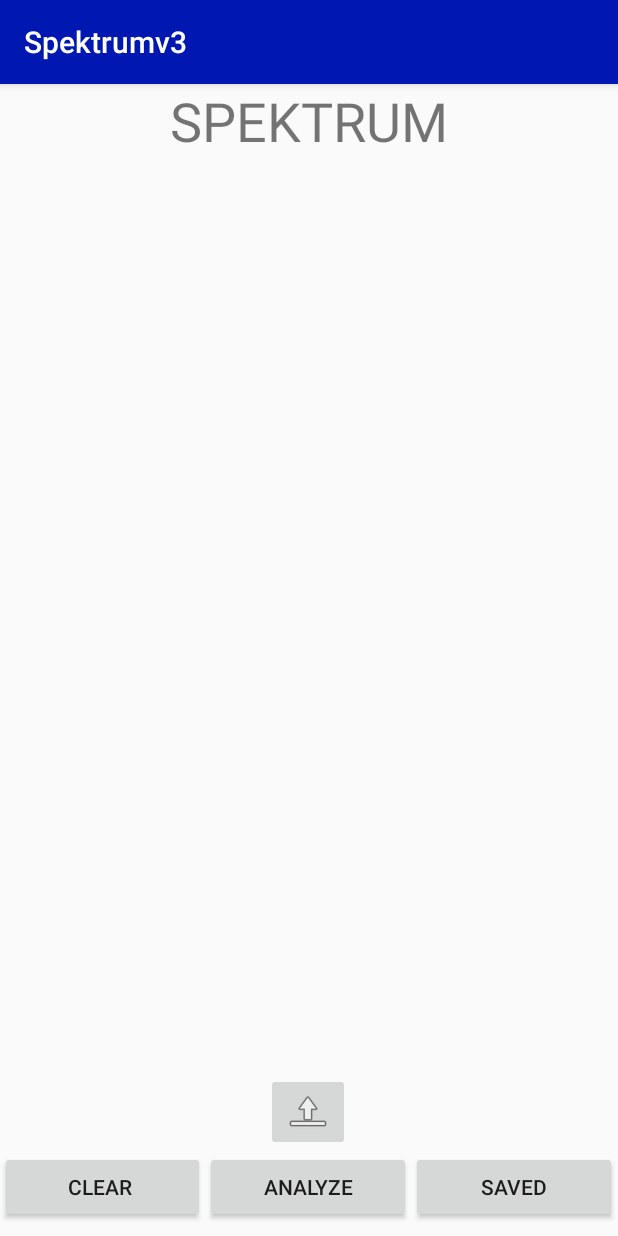
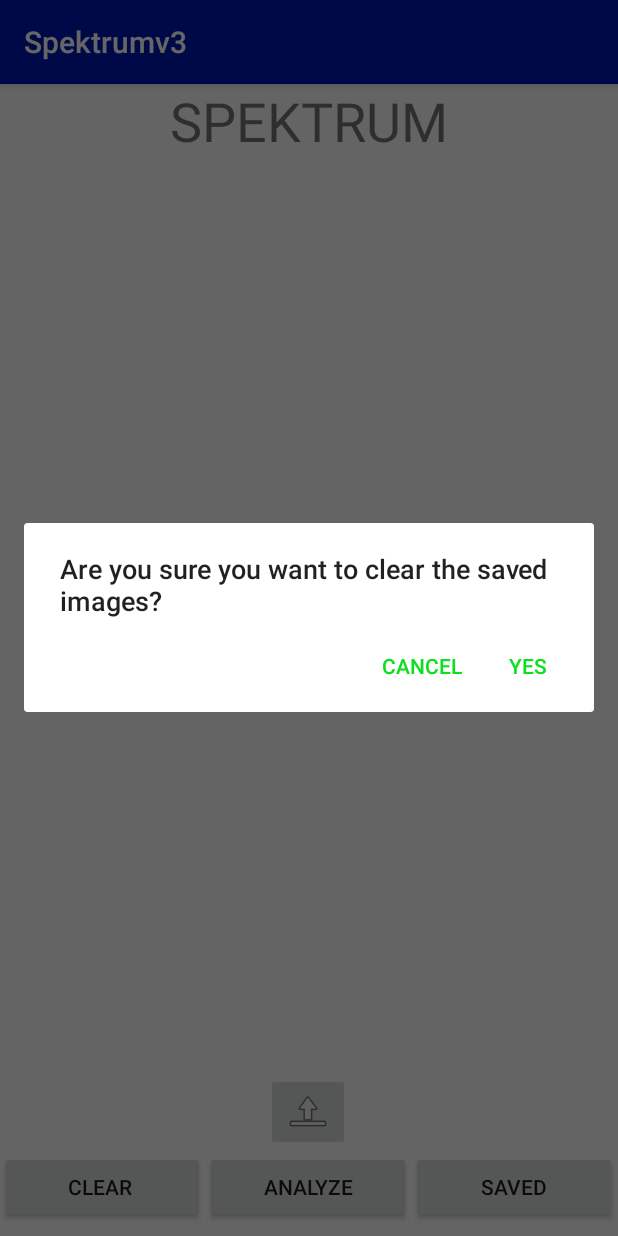
Before and after one commit to R-Brown8/FinalProjectCPSC312, an Android app: the screen it shows after launch (MainActivity), after a tap on "CLEAR", on a phone screen of 412 x 824 dp. Run offline under Robolectric (Android 15) with nearby library versions, the phone set to English and light mode, and no system bars.

Commit message:
UI cleanup v1

```diff
--- a/app/src/main/java/com/example/spektrumv3/ImageDisplayFragment.java
+++ b/app/src/main/java/com/example/spektrumv3/ImageDisplayFragment.java
@@ -14,6 +14,7 @@ public class ImageDisplayFragment extends Fragment {
     @Nullable
     @Override
     public View onCreateView(@NonNull LayoutInflater inflater, @Nullable ViewGroup container, @Nullable Bundle savedInstanceState) {
+
         return inflater.inflate(R.layout.image_display, container, false);
     }
 }
--- a/app/src/main/java/com/example/spektrumv3/MainActivity.java
+++ b/app/src/main/java/com/example/spektrumv3/MainActivity.java
@@ -1,11 +1,13 @@
 package com.example.spektrumv3;
 
+import androidx.appcompat.app.AlertDialog;
 import androidx.appcompat.app.AppCompatActivity;
 import androidx.fragment.app.FragmentManager;
 import androidx.recyclerview.widget.LinearLayoutManager;
 import androidx.recyclerview.widget.RecyclerView;
 
 
+import android.content.DialogInterface;
 import android.content.Intent;
 import android.database.Cursor;
 import android.graphics.Bitmap;
@@ -13,10 +15,12 @@ import android.net.Uri;
 import android.os.Bundle;
 import android.provider.MediaStore;
 import android.util.Log;
+import android.view.Gravity;
 import android.view.View;
 import android.widget.Button;
 import android.widget.ImageButton;
 import android.widget.ImageView;
+import android.widget.Toast;
 
 import java.util.ArrayList;
 
@@ -75,8 +79,30 @@ public class MainActivity extends AppCompatActivity {
         clearButton.setOnClickListener(new View.OnClickListener() {
             @Override
             public void onClick(View v) {
-                sqlDb.deleteAll();
-                updateRecycleView();                    //add alert dialog for deleting database
+
+                AlertDialog.Builder builder = new AlertDialog.Builder(MainActivity.this);
+// Add the buttons
+                builder.setTitle("Are you sure you want to clear the saved images?");
+                builder.setPositiveButton("Yes", new DialogInterface.OnClickListener() {
+                    public void onClick(DialogInterface dialog, int id) {
+                        // User clicked Yes button
+                        sqlDb.deleteAll();
+                        updateRecycleView();
+                        Toast toast = Toast.makeText(MainActivity.this, "Cleared Saved Images", Toast.LENGTH_LONG );
+                        toast.setGravity(Gravity.CENTER_VERTICAL|Gravity.CENTER_HORIZONTAL, 0, 0);
+                        toast.show();
+
+                    }
+                });
+                builder.setNegativeButton("Cancel", new DialogInterface.OnClickListener() {
+                    public void onClick(DialogInterface dialog, int id) {
+                        // User cancelled the dialog
+                    }
+                });
+
+// Create the AlertDialog
+                AlertDialog dialog = builder.create();
+                dialog.show();
             }
         });
     }
@@ -105,6 +131,12 @@ public class MainActivity extends AppCompatActivity {
             public void onClick(View v) {
 
                 Log.d(TAG, "listButtonListener: ");
+
+                Toast toast = Toast.makeText(MainActivity.this, "Showing saved images list", Toast.LENGTH_LONG );
+                toast.setGravity(Gravity.CENTER|Gravity.BOTTOM, 0, 325);
+                toast.show();
+
+                analyzeButton.setEnabled(false);
 
                 toggleFragments(true);
             }
@@ -186,6 +218,8 @@ public class MainActivity extends AppCompatActivity {
             fm.beginTransaction().setCustomAnimations(android.R.anim.fade_in, android.R.anim.fade_out)
                     .show(listViewFragment).commit();
 
+            analyzeButton.setEnabled(false);
+
         } else {
 
             FragmentManager fm = getSupportFragmentManager();
@@ -194,6 +228,8 @@ public class MainActivity extends AppCompatActivity {
 
             fm.beginTransaction().setCustomAnimations(android.R.anim.fade_in, android.R.anim.fade_out)
                     .hide(listViewFragment).commit();
+
+            analyzeButton.setEnabled(true);
         }
     }
 }
--- a/app/src/main/java/com/example/spektrumv3/colorActivity.java
+++ b/app/src/main/java/com/example/spektrumv3/colorActivity.java
@@ -31,8 +31,6 @@ public class colorActivity extends AppCompatActivity {
     Spinner spinner;
 
     Uri myURI;
-
-    List swatchList = null;
 
     @Override
     protected void onCreate(Bundle savedInstanceState) {
--- a/app/src/main/res/values/colors.xml
+++ b/app/src/main/res/values/colors.xml
@@ -3,4 +3,5 @@
     <color name="colorPrimary">#0017B1</color>
     <color name="colorPrimaryDark">#001279</color>
     <color name="colorAccent">#09E01E</color>
+    <color name="backgroundColor">#7A777777</color>
 </resources>
```
Also changed, not shown: app/src/main/java/com/example/spektrumv3/ImageAdapter.java (+7 -0 lines).
